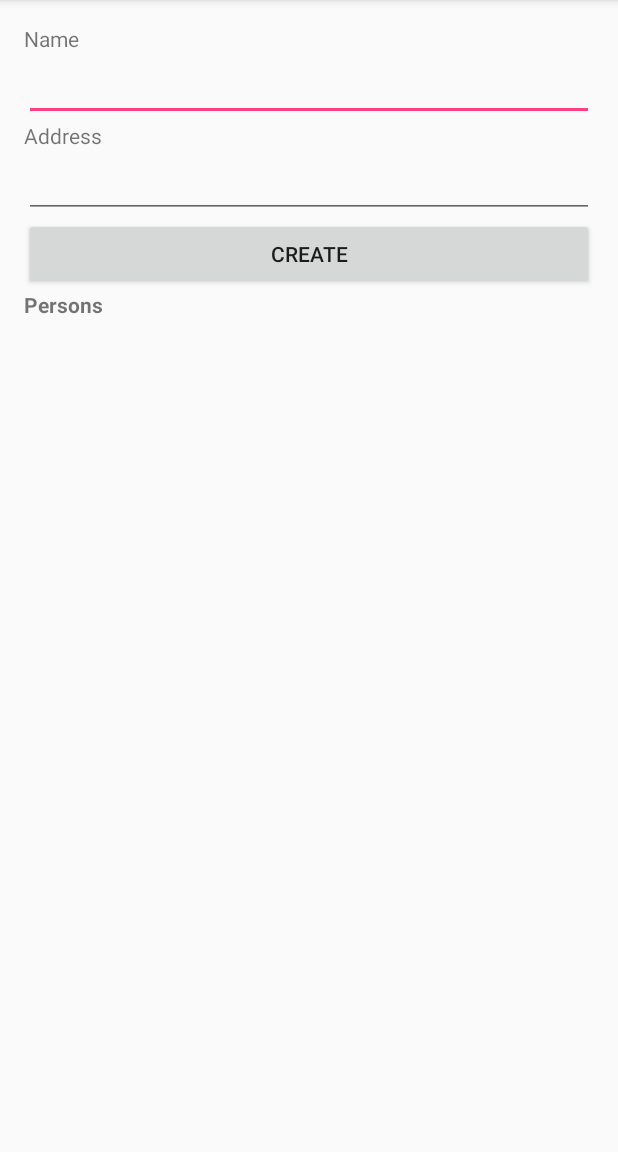
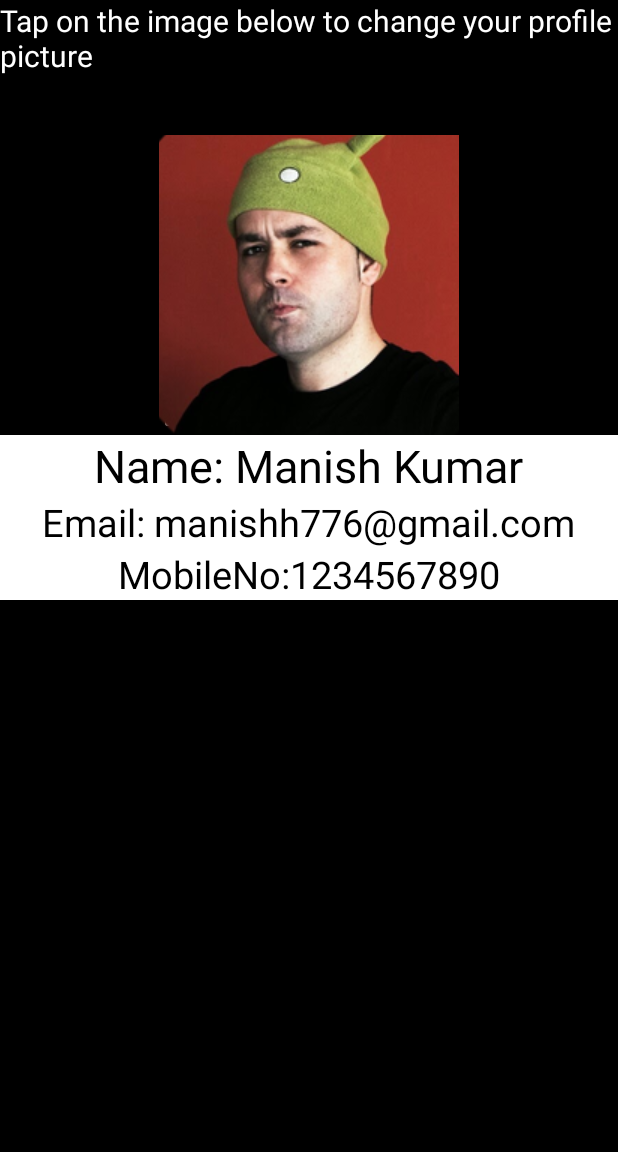
Before and after one commit to JuanBMMontesinos/SimplifiedCode, an Android app: the screen it shows after launch (MainActivity before the commit, CropMyImage after it), on a phone screen of 412 x 824 dp, the part 84-1236 px from its top. Run offline under Robolectric (Android 15) with nearby library versions, the phone set to English and light mode, and no system bars; libraries missing offline, so code that uses them is left out: com.theartofdev.edmodo; pictures from the network do not load.

Commit message:
Novas funções
Formulário de cortar imagem, menu flutuante e enviar mensagens.

```diff
--- a/app/build.gradle
+++ b/app/build.gradle
@@ -34,6 +34,9 @@ dependencies {
     compile 'com.google.firebase:firebase-core:9.6.1'
     compile 'com.google.firebase:firebase-database:9.6.1'
     compile 'com.firebase:firebase-client-android:2.4.0'
+    compile 'com.google.firebase:firebase-messaging:9.6.1'
+    compile 'com.txusballesteros:bubbles:1.2.1'
+    compile 'com.theartofdev.edmodo:android-image-cropper:2.3.+'
     testCompile 'junit:junit:4.12'
 }
 apply plugin: 'com.google.gms.google-services'
--- /dev/null
+++ b/app/src/main/java/online/upcare/f4hupcaregroup/simplifiedcode/CropMyImage.java
@@ -0,0 +1,100 @@
+package online.upcare.f4hupcaregroup.simplifiedcode;
+
+import android.Manifest;
+import android.annotation.SuppressLint;
+import android.app.Activity;
+import android.content.Intent;
+import android.content.pm.PackageManager;
+import android.net.Uri;
+import android.os.Bundle;
+import android.support.v7.app.AppCompatActivity;
+import android.view.View;
+import android.widget.ImageButton;
+import android.widget.ImageView;
+import android.widget.Toast;
+
+import com.theartofdev.edmodo.cropper.CropImage;
+import com.theartofdev.edmodo.cropper.CropImageView;
+
+public class CropMyImage extends AppCompatActivity {
+
+    ImageButton imageButton;
+
+    /**
+     * Persist URI image to crop URI if specific permissions are required
+     */
+    private Uri mCropImageUri;
+
+    @Override
+    protected void onCreate(Bundle savedInstanceState) {
+        super.onCreate(savedInstanceState);
+        setContentView(R.layout.activity_crop_my_image);
+
+        imageButton = (ImageButton) findViewById(R.id.quick_start_cropped_image);
+        imageButton.setOnClickListener(new View.OnClickListener() {
+            @Override
+            public void onClick(View v) {
+                onSelectImageClick(v);
+            }
+        });
+
+    }
+
+    /**
+     * Start pick image activity with chooser.
+     */
+    public void onSelectImageClick(View view) {
+        CropImage.startPickImageActivity(this);
+    }
+
+    @Override
+    @SuppressLint("NewApi")
+    protected void onActivityResult(int requestCode, int resultCode, Intent data) {
+
+        // handle result of pick image chooser
+        if (requestCode == CropImage.PICK_IMAGE_CHOOSER_REQUEST_CODE && resultCode == Activity.RESULT_OK) {
+            Uri imageUri = CropImage.getPickImageResultUri(this, data);
+
+            // For API >= 23 we need to check specifically that we have permissions to read external storage.
+            if (CropImage.isReadExternalStoragePermissionsRequired(this, imageUri)) {
+                // request permissions and handle the result in onRequestPermissionsResult()
+                mCropImageUri = imageUri;
+                requestPermissions(new String[]{Manifest.permission.READ_EXTERNAL_STORAGE}, 0);
+            } else {
+                // no permissions required or already grunted, can start crop image activity
+                startCropImageActivity(imageUri);
+            }
+        }
+
+        // handle result of CropImageActivity
+        if (requestCode == CropImage.CROP_IMAGE_ACTIVITY_REQUEST_CODE) {
+            CropImage.ActivityResult result = CropImage.getActivityResult(data);
+            if (resultCode == RESULT_OK) {
+                ((ImageButton) findViewById(R.id.quick_start_cropped_image)).setImageURI(result.getUri());
+                Toast.makeText(this, "Cropping successful, Sample: " + result.getSampleSize(), Toast.LENGTH_LONG).show();
+            } else if (resultCode == CropImage.CROP_IMAGE_ACTIVITY_RESULT_ERROR_CODE) {
+                Toast.makeText(this, "Cropping failed: " + result.getError(), Toast.LENGTH_LONG).show();
+            }
+        }
+    }
+
+    @Override
+    public void onRequestPermissionsResult(int requestCode, String permissions[], int[] grantResults) {
+        if (mCropImageUri != null && grantResults.length > 0 && grantResults[0] == PackageManager.PERMISSION_GRANTED) {
+            // required permissions granted, start crop image activity
+            startCropImageActivity(mCropImageUri);
+        } else {
+            Toast.makeText(this, "Cancelling, required permissions are not granted", Toast.LENGTH_LONG).show();
+        }
+    }
+
+    /**
+     * Start crop image activity for the given image.
+     */
+    private void startCropImageActivity(Uri imageUri) {
+        CropImage.activity(imageUri)
+                .setGuidelines(CropImageView.Guidelines.ON)
+                .setMultiTouchEnabled(true)
+                .start(this);
+    }
+}
--- /dev/null
+++ b/app/src/main/res/drawable/bubble_counter_bkg.xml
@@ -0,0 +1,5 @@
+<?xml version="1.0" encoding="utf-8"?>
+<shape android:shape="rectangle" xmlns:android="http://schemas.android.com/apk/res/android">
+    <corners android:radius="3dp" />
+    <solid android:color="@android:color/holo_red_light" />
+</shape>
--- /dev/null
+++ b/app/src/main/res/layout/activity_crop_my_image.xml
@@ -0,0 +1,68 @@
+<?xml version="1.0" encoding="utf-8"?>
+<RelativeLayout
+    xmlns:android="http://schemas.android.com/apk/res/android"
+    android:layout_width="match_parent"
+    android:layout_height="match_parent"
+    android:orientation="vertical"
+    android:background="@android:color/black">
+
+    <TextView
+        android:layout_width="wrap_content"
+        android:layout_height="wrap_content"
+        android:text="Tap on the image below to change your profile picture"
+        android:textColor="@android:color/white"
+        android:textSize="20dp"
+        android:id="@+id/textView" />
+
+
+    <FrameLayout
+        android:layout_width="match_parent"
+        android:layout_height="wrap_content"
+        android:layout_below="@+id/quick_start_cropped_image"
+        android:background="@android:color/white"
+        >
+        <LinearLayout
+            android:layout_width="match_parent"
+            android:layout_height="wrap_content"
+            android:orientation="vertical">
+
+            <TextView
+                android:layout_width="wrap_content"
+                android:textColor="@android:color/black"
+                android:layout_height="wrap_content"
+                android:text="Name: Manish Kumar"
+                android:textSize="30dp"
+                android:layout_gravity="center"
+                />
+            <TextView
+                android:textColor="@android:color/black"
+                android:layout_width="wrap_content"
+                android:layout_height="wrap_content"
+                android:text="Email: manishh776@gmail.com"
+                android:textSize="25dp"
+                android:layout_gravity="center"
+                />
+            <TextView
+                android:textColor="@android:color/black"
+                android:layout_width="wrap_content"
+                android:layout_height="wrap_content"
+                android:text="MobileNo:1234567890"
+                android:textSize="25dp"
+                android:layout_gravity="center"
+                />
+
+        </LinearLayout>
+
+
+    </FrameLayout>
+
+    <ImageButton
+        android:id="@+id/quick_start_cropped_image"
+        android:layout_width="200dp"
+        android:layout_height="200dp"
+        android:src="@drawable/profile"
+        android:layout_marginTop="39dp"
+        android:layout_below="@+id/textView"
+        android:layout_centerHorizontal="true" />
+
+</RelativeLayout>
--- a/build.gradle
+++ b/build.gradle
@@ -15,6 +15,9 @@ buildscript {
 allprojects {
     repositories {
         jcenter()
+        maven {
+            url "https://jitpack.io"
+        }
     }
 }
 
```
Also changed, not shown: app/src/main/AndroidManifest.xml (+34 -1 lines), app/src/main/java/online/upcare/f4hupcaregroup/simplifiedcode/Bubbles.java (added, +94 -0 lines), app/src/main/java/online/upcare/f4hupcaregroup/simplifiedcode/MainActivity.java (+7 -0 lines), app/src/main/java/online/upcare/f4hupcaregroup/simplifiedcode/MyFirebaseInstanceIDService.java (added, +26 -0 lines), app/src/main/java/online/upcare/f4hupcaregroup/simplifiedcode/MyFirebaseMessagingService.java (added, +51 -0 lines), app/src/main/res/layout/activity_bubbles.xml (added, +16 -0 lines), app/src/main/res/layout/bubble_layout.xml (added, +30 -0 lines), app/src/main/res/layout/bubble_trash_layout.xml (added, +8 -0 lines), app/src/main/res/drawable/bubble_trash_background.png (added), app/src/main/res/drawable/profile.png (added), app/src/main/res/drawable/profile2.png (added), app/src/main/res/drawable/profile_decorator.png (added).
